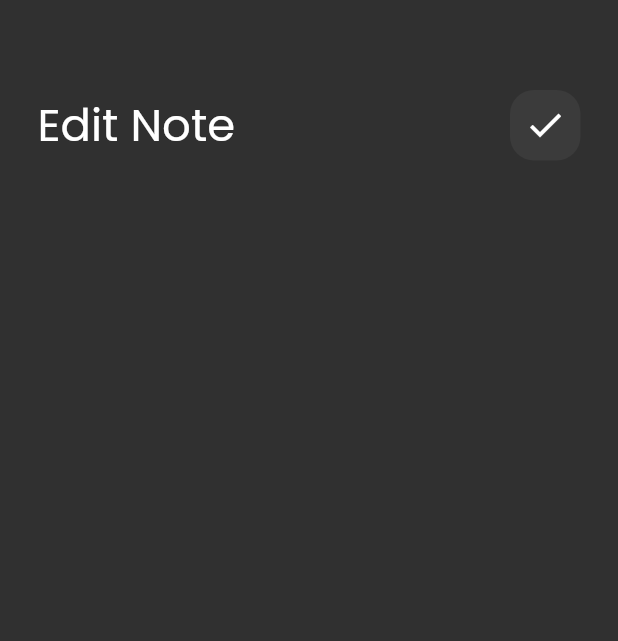
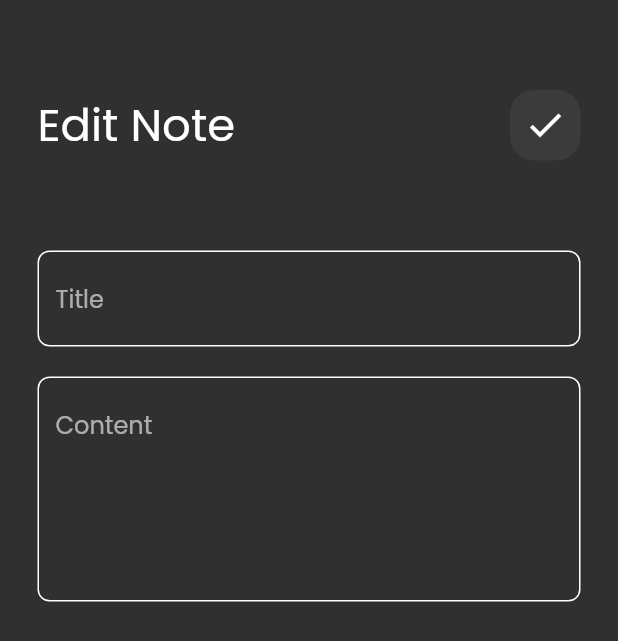
Before and after one commit to Karim-Elbahnasawy/NotesApp, a Flutter app: the EditNoteView screen opened directly, on a phone screen of 412 x 824 dp. Shown: the top 641 px of the screen. Run offline on Flutter 3.47's test engine with Material 2 defaults, Android fonts, the phone set to English and light mode, and no system bars.

Commit message:
edit note view ui done

```diff
--- a/lib/views/edit_note_view.dart
+++ b/lib/views/edit_note_view.dart
@@ -1,5 +1,5 @@
 import 'package:flutter/material.dart';
-import '../widgets/edit_view_body.dart';
+import '../widgets/edit_note_view_body.dart';
 
 class EditNoteView extends StatelessWidget {
   const EditNoteView({super.key});
--- a/lib/widgets/edit_view_body.dart
+++ b/lib/widgets/edit_note_view_body.dart
@@ -1,5 +1,6 @@
 import 'package:flutter/material.dart';
 import 'package:notes_app/widgets/custom_app_bar.dart';
+import 'package:notes_app/widgets/custom_text_field.dart';
 
 class EditNoteViewBody extends StatelessWidget {
   const EditNoteViewBody({super.key});
@@ -17,6 +18,17 @@ class EditNoteViewBody extends StatelessWidget {
             title: 'Edit Note',
             icon: Icons.check,
           ),
+          SizedBox(
+            height: 60,
+          ),
+          CustomTextField(hint: 'Title'),
+          SizedBox(
+            height: 20,
+          ),
+          CustomTextField(
+            hint: 'Content',
+            maxLines: 5,
+          ),
         ],
       ),
     );
```
